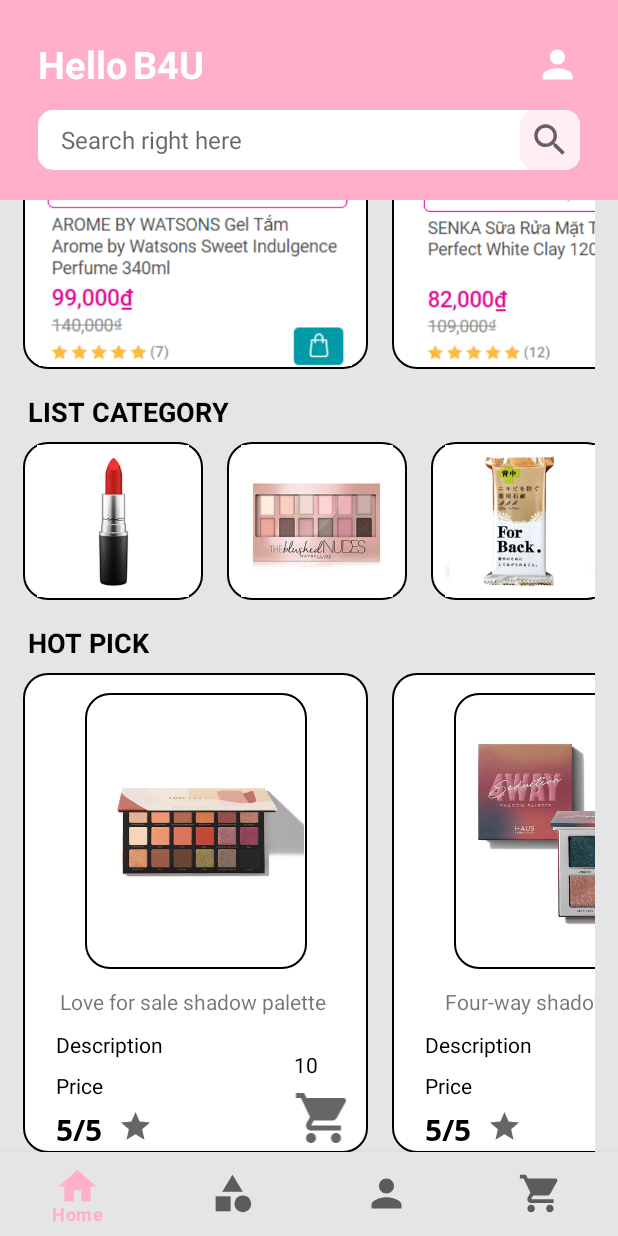
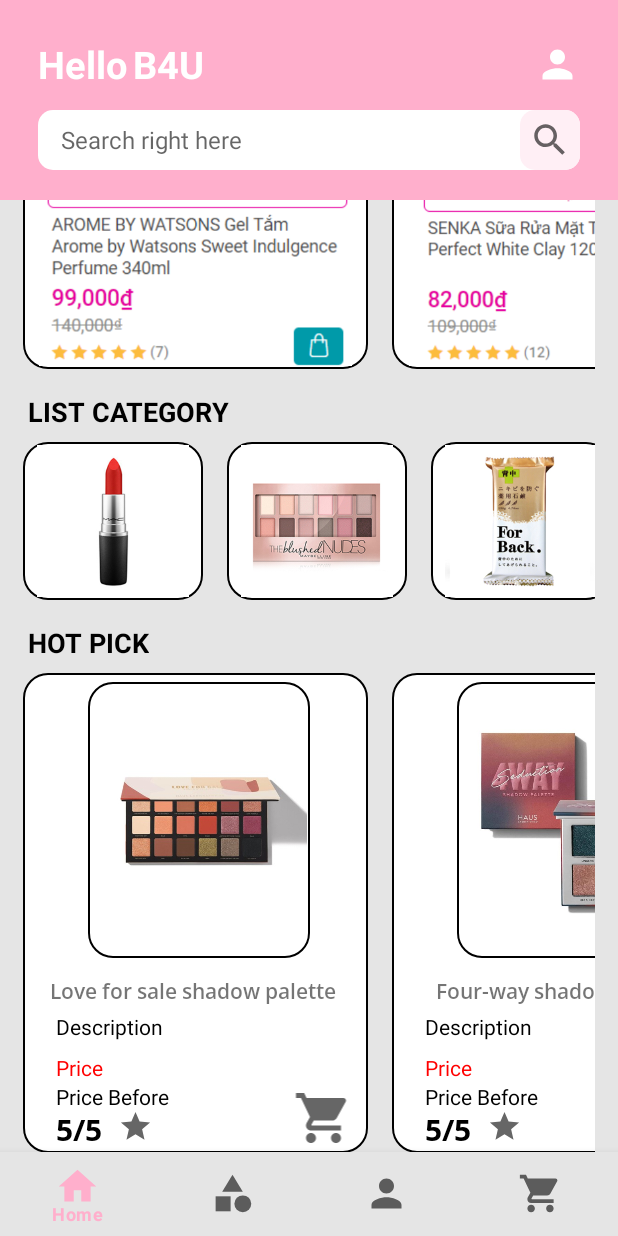
Before and after one commit to nvhieu-04/android-b4u, an Android app: the screen it shows after launch (MainActivity), scrolled down 446 dp, on a phone screen of 412 x 824 dp. Run offline under Robolectric (Android 15) with nearby library versions, the phone set to English and light mode, and no system bars; our stand-ins replace navigation-ui.

Commit message:
add color for text

```diff
--- a/app/src/main/java/com/example/b4u/FirstFragment.java
+++ b/app/src/main/java/com/example/b4u/FirstFragment.java
@@ -108,12 +108,12 @@
 
         //adding product
         productList = new ArrayList<>();
-        productList.add(new Product("Love for sale shadow palette","Description","Price","10","5/5",R.drawable.product_1));
-        productList.add(new Product("Four-way shadow palette","Description","Price","10","5/5",R.drawable.product_2));
-        productList.add(new Product("La luce lip glaze","Description","Price","10","5/5",R.drawable.product_3));
-        productList.add(new Product("Glam attack metallic crème","Description","12$","10","5/5",R.drawable.product_4));
-        productList.add(new Product("PhD hybrid lip oil","Description","Price","10","5/5",R.drawable.product_5));
-        productList.add(new Product("Le riot lip gloss","Description","Price","10","5/5",R.drawable.product_6));
+        productList.add(new Product("Love for sale shadow palette","Description","Price","Price Before","5/5",R.drawable.product_1));
+        productList.add(new Product("Four-way shadow palette","Description","Price","Price Before","5/5",R.drawable.product_2));
+        productList.add(new Product("La luce lip glaze","Description","Price","Price","Price Before",R.drawable.product_3));
+        productList.add(new Product("Glam attack metallic crème","Description","12$","Price Before","5/5",R.drawable.product_4));
+        productList.add(new Product("PhD hybrid lip oil","Description","Price","Price Before","5/5",R.drawable.product_5));
+        productList.add(new Product("Le riot lip gloss","Description","Price","Price Before","5/5",R.drawable.product_6));
         setproductRecycler(productList);
         // Inflate the layout for this fragment
         return v;
--- /dev/null
+++ b/app/src/main/res/font/open_sans_semibold.xml
@@ -0,0 +1,7 @@
+<?xml version="1.0" encoding="utf-8"?>
+<font-family xmlns:app="http://schemas.android.com/apk/res-auto"
+        app:fontProviderAuthority="com.google.android.gms.fonts"
+        app:fontProviderPackage="com.google.android.gms"
+        app:fontProviderQuery="name=Open Sans&amp;weight=600"
+        app:fontProviderCerts="@array/com_google_android_gms_fonts_certs">
+</font-family>
--- a/app/src/main/res/layout/product_viewed_items.xml
+++ b/app/src/main/res/layout/product_viewed_items.xml
@@ -13,10 +13,11 @@
         android:layout_width="148dp"
         android:layout_height="184dp"
         android:layout_marginStart="41dp"
-        android:layout_marginTop="11dp"
+        android:layout_marginTop="4dp"
         android:layout_marginEnd="41dp"
         android:background="@drawable/border"
         app:layout_constraintEnd_toEndOf="parent"
+        app:layout_constraintHorizontal_bias="0.0"
         app:layout_constraintStart_toStartOf="parent"
         app:layout_constraintTop_toTopOf="parent"
         app:srcCompat="@drawable/product_2" />
@@ -28,18 +29,19 @@
         android:layout_marginStart="68dp"
         android:layout_marginTop="12dp"
         android:layout_marginEnd="72dp"
+        android:fontFamily="@font/open_sans_semibold"
         android:text="product_name"
         app:layout_constraintEnd_toEndOf="parent"
         app:layout_constraintStart_toStartOf="parent"
         app:layout_constraintTop_toBottomOf="@+id/img"
-        tools:textColor="#FF0505" />
+        tools:textColor="#FF0000" />
 
     <TextView
         android:id="@+id/product_description"
         android:layout_width="wrap_content"
         android:layout_height="wrap_content"
         android:layout_marginStart="20dp"
-        android:layout_marginTop="9dp"
+        android:layout_marginTop="4dp"
         android:text="product_description"
         android:textColor="@color/black"
         app:layout_constraintStart_toStartOf="parent"
@@ -52,7 +54,7 @@
         android:layout_marginStart="20dp"
         android:layout_marginTop="8dp"
         android:text="price"
-        android:textColor="@color/black"
+        android:textColor="#FF0000"
         app:layout_constraintStart_toStartOf="parent"
         app:layout_constraintTop_toBottomOf="@+id/product_description" />
 
@@ -60,14 +62,11 @@
         android:id="@+id/qty"
         android:layout_width="wrap_content"
         android:layout_height="wrap_content"
-        android:layout_marginStart="128dp"
-        android:layout_marginEnd="32dp"
-        android:layout_marginBottom="6dp"
+        android:layout_marginStart="20dp"
         android:text="qty"
         android:textColor="@color/black"
-        app:layout_constraintBottom_toTopOf="@+id/imageView3"
-        app:layout_constraintEnd_toEndOf="parent"
-        app:layout_constraintStart_toEndOf="@+id/price" />
+        app:layout_constraintStart_toStartOf="parent"
+        app:layout_constraintTop_toBottomOf="@+id/price" />
 
     <TextView
         android:id="@+id/unit"
--- a/app/src/main/res/values/preloaded_fonts.xml
+++ b/app/src/main/res/values/preloaded_fonts.xml
@@ -2,5 +2,6 @@
 <resources>
     <array name="preloaded_fonts" translatable="false">
         <item>@font/open_sans_bold</item>
+        <item>@font/open_sans_semibold</item>
     </array>
 </resources>
```
